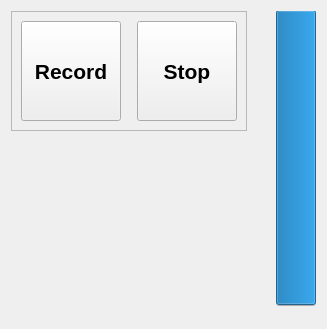
This is audio/resources/recordingtab.ui in springermac/audio as Qt 5 draws it before an edit. The edited form follows.
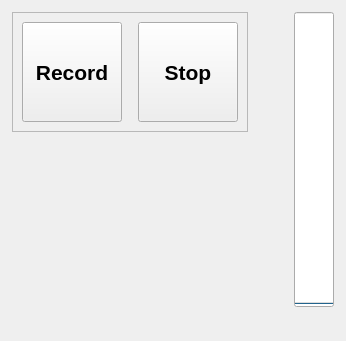
This is the edited form. Custom widgets are drawn as their Qt base class.

Diff of the .ui file:
```diff
--- a/audio/resources/recordingtab.ui
+++ b/audio/resources/recordingtab.ui
@@ -6,16 +6,31 @@
    <rect>
     <x>0</x>
     <y>0</y>
-    <width>327</width>
-    <height>329</height>
+    <width>346</width>
+    <height>341</height>
    </rect>
   </property>
   <property name="windowTitle">
    <string>Form</string>
   </property>
   <layout class="QGridLayout" name="gridLayout">
+   <property name="margin">
+    <number>0</number>
+   </property>
    <item row="0" column="0">
     <layout class="QVBoxLayout" name="verticalLayout">
+     <property name="leftMargin">
+      <number>12</number>
+     </property>
+     <property name="topMargin">
+      <number>12</number>
+     </property>
+     <property name="rightMargin">
+      <number>6</number>
+     </property>
+     <property name="bottomMargin">
+      <number>12</number>
+     </property>
      <item>
       <widget class="QFrame" name="frame_2">
        <property name="sizePolicy">
@@ -135,13 +150,40 @@
      </item>
     </layout>
    </item>
+   <item row="1" column="0">
+    <spacer name="verticalSpacer_2">
+     <property name="orientation">
+      <enum>Qt::Vertical</enum>
+     </property>
+     <property name="sizeHint" stdset="0">
+      <size>
+       <width>20</width>
+       <height>0</height>
+      </size>
+     </property>
+    </spacer>
+   </item>
    <item row="0" column="1">
+    <layout class="QHBoxLayout" name="horizontalLayout">
+     <property name="leftMargin">
+      <number>6</number>
+     </property>
+     <property name="topMargin">
+      <number>12</number>
+     </property>
+     <property name="rightMargin">
+      <number>12</number>
+     </property>
+     <property name="bottomMargin">
+      <number>12</number>
+     </property>
+     <item>
     <spacer name="horizontalSpacer_2">
      <property name="orientation">
       <enum>Qt::Horizontal</enum>
      </property>
      <property name="sizeType">
-      <enum>QSizePolicy::MinimumExpanding</enum>
+        <enum>QSizePolicy::Expanding</enum>
      </property>
      <property name="sizeHint" stdset="0">
       <size>
@@ -151,8 +193,8 @@
      </property>
     </spacer>
    </item>
-   <item row="0" column="2">
-    <widget class="QProgressBar" name="audioMeter">
+     <item>
+      <widget class="MQProgressBar" name="audioMeter">
      <property name="enabled">
       <bool>true</bool>
      </property>
@@ -168,35 +210,22 @@
        <height>295</height>
       </size>
      </property>
-     <property name="value">
-      <number>100</number>
-     </property>
-     <property name="textVisible">
-      <bool>false</bool>
-     </property>
      <property name="orientation">
       <enum>Qt::Vertical</enum>
      </property>
-     <property name="invertedAppearance">
-      <bool>true</bool>
-     </property>
-    </widget>
-   </item>
-   <item row="1" column="0">
-    <spacer name="verticalSpacer_2">
-     <property name="orientation">
-      <enum>Qt::Vertical</enum>
-     </property>
-     <property name="sizeHint" stdset="0">
-      <size>
-       <width>20</width>
-       <height>0</height>
-      </size>
-     </property>
-    </spacer>
+      </widget>
+     </item>
+    </layout>
    </item>
   </layout>
  </widget>
+ <customwidgets>
+  <customwidget>
+   <class>MQProgressBar</class>
+   <extends>QProgressBar</extends>
+   <header>MQProgressBar</header>
+  </customwidget>
+ </customwidgets>
  <resources/>
  <connections/>
 </ui>
```
Lines whose indentation alone changed are shown as unchanged.
